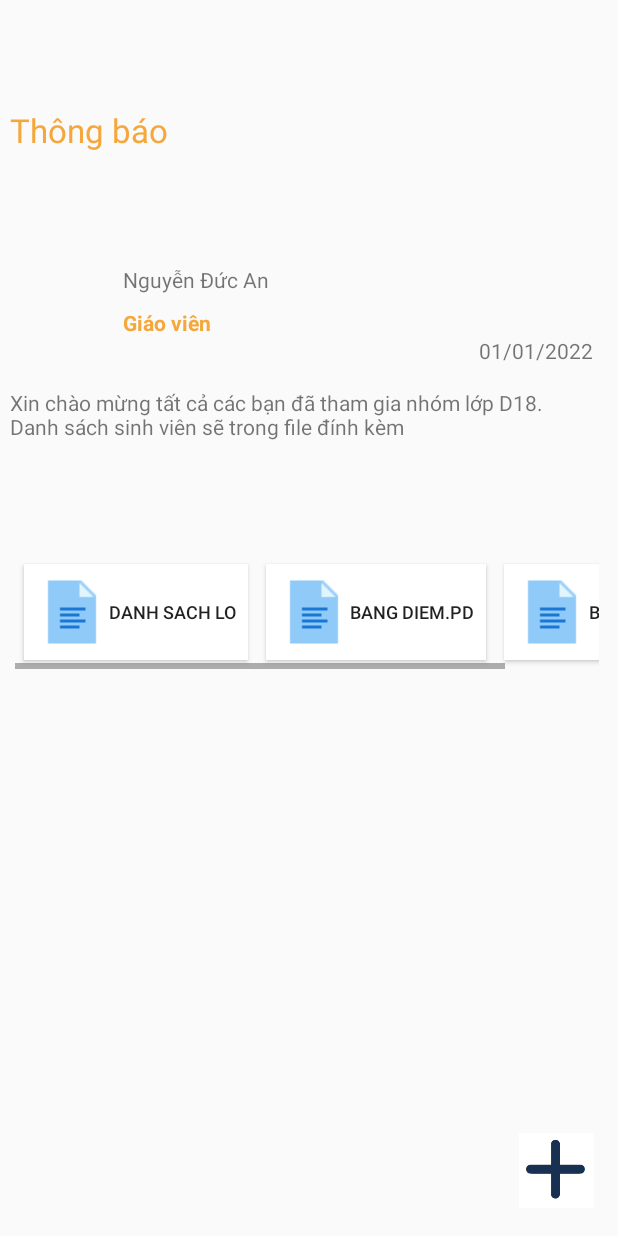
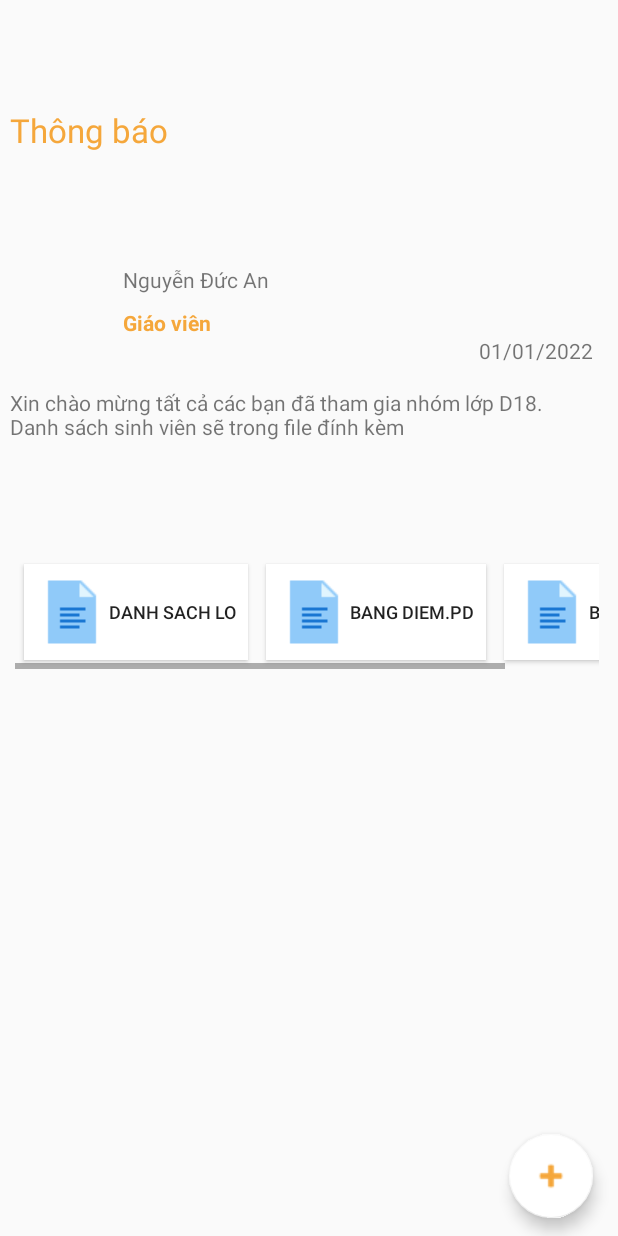
Before and after one commit to MMA17/PLINK-Application, an Android app: the PostActivity screen opened directly, with no data from a screen before it, on a phone screen of 412 x 824 dp. Run offline under Robolectric (Android 15) with nearby library versions, the phone set to English and light mode, and no system bars.

Commit message:
Adding toolbar+ Edit FAB on PostActivity

```diff
--- a/app/src/main/java/com/example/plink/MainActivity.java
+++ b/app/src/main/java/com/example/plink/MainActivity.java
@@ -70,7 +70,9 @@ public class MainActivity extends AppCompatActivity implements View.OnClickListe
                 System.out.println(member.getPassword()+" ~"+member.getPhone());
                 if(memberCRUD.checkLogin(member)){
                     //DAng nhap thanh cong
-                    Toast.makeText(MainActivity.this,"Login successful",Toast.LENGTH_SHORT).show();
+                    Toast.makeText(MainActivity.this,"Login successful",Toast.LENGTH_LONG).show();
+                    Intent i = new Intent(this, HomeActivity.class);
+                    startActivity(i);
                 }
                 else{
                     Toast.makeText(MainActivity.this,"Login failed",Toast.LENGTH_SHORT).show();
--- a/app/src/main/res/layout/activity_post.xml
+++ b/app/src/main/res/layout/activity_post.xml
@@ -25,7 +25,7 @@
         android:layout_width="wrap_content"
         android:layout_height="wrap_content"
         android:orientation="horizontal"
-        app:layout_constraintGuide_begin="20dp" />
+        app:layout_constraintGuide_end="693dp" />
 
     <androidx.constraintlayout.widget.ConstraintLayout
         android:id="@+id/constraintLayoutPost"
@@ -158,16 +158,32 @@
 
     </androidx.constraintlayout.widget.ConstraintLayout>
 
-    <ImageView
+<!--    <ImageView-->
+<!--        android:id="@+id/btn_add_post"-->
+<!--        android:layout_width="50dp"-->
+<!--        android:layout_height="50dp"-->
+<!--        android:src="@drawable/icon_add"-->
+<!--        app:layout_constraintBottom_toBottomOf="parent"-->
+<!--        app:layout_constraintEnd_toEsndOf="parent"-->
+<!--        app:layout_constraintHorizontal_bias="0.955"-->
+<!--        app:layout_constraintStart_toStartOf="parent"-->
+<!--        app:layout_constraintTop_toTopOf="parent"-->
+<!--        app:layout_constraintVertical_bias="0.976" />-->
+    <com.google.android.material.floatingactionbutton.FloatingActionButton
         android:id="@+id/btn_add_post"
-        android:layout_width="50dp"
-        android:layout_height="50dp"
-        android:src="@drawable/icon_add"
+        android:layout_width="wrap_content"
+        android:layout_height="wrap_content"
+        android:layout_marginTop="164dp"
+        android:layout_marginBottom="12dp"
+        android:backgroundTint="@color/white"
+        android:src="@drawable/plus2"
+        app:backgroundTint="@color/white_dark"
+        app:fabSize="normal"
         app:layout_constraintBottom_toBottomOf="parent"
         app:layout_constraintEnd_toEndOf="parent"
-        app:layout_constraintHorizontal_bias="0.955"
+        app:layout_constraintHorizontal_bias="0.954"
         app:layout_constraintStart_toStartOf="parent"
-        app:layout_constraintTop_toTopOf="parent"
-        app:layout_constraintVertical_bias="0.976" />
+        app:layout_constraintTop_toBottomOf="@+id/constraintLayoutPost"
+        app:layout_constraintVertical_bias="1.0" />
 
 </androidx.constraintlayout.widget.ConstraintLayout>
```
Also changed, not shown: app/src/main/AndroidManifest.xml (+11 -15 lines), app/src/main/java/com/example/plink/HomeActivity.java (+17 -0 lines), app/src/main/res/layout/activity_home.xml (+21 -46 lines), app/src/main/res/menu/main.xml (added, +10 -0 lines), app/src/main/res/drawable/vector.png (added).
